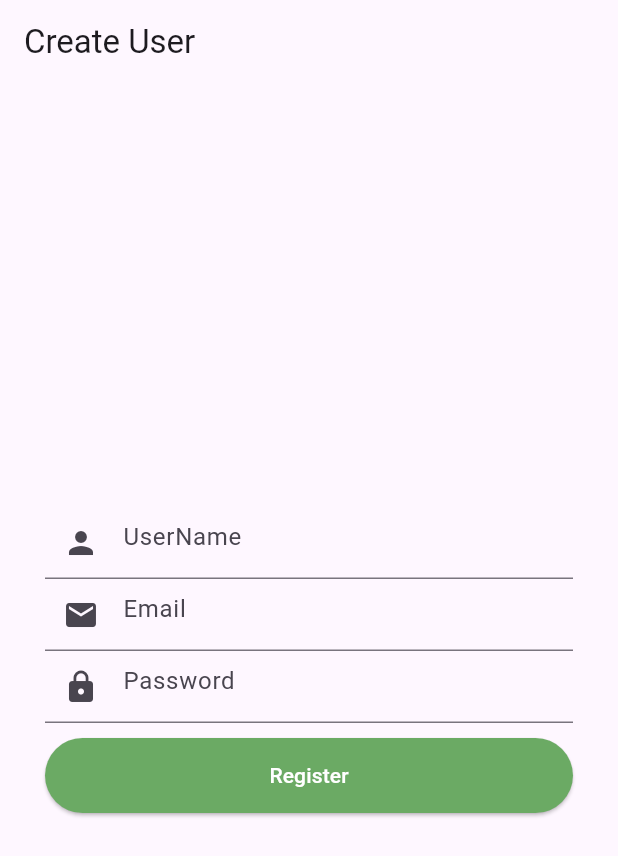
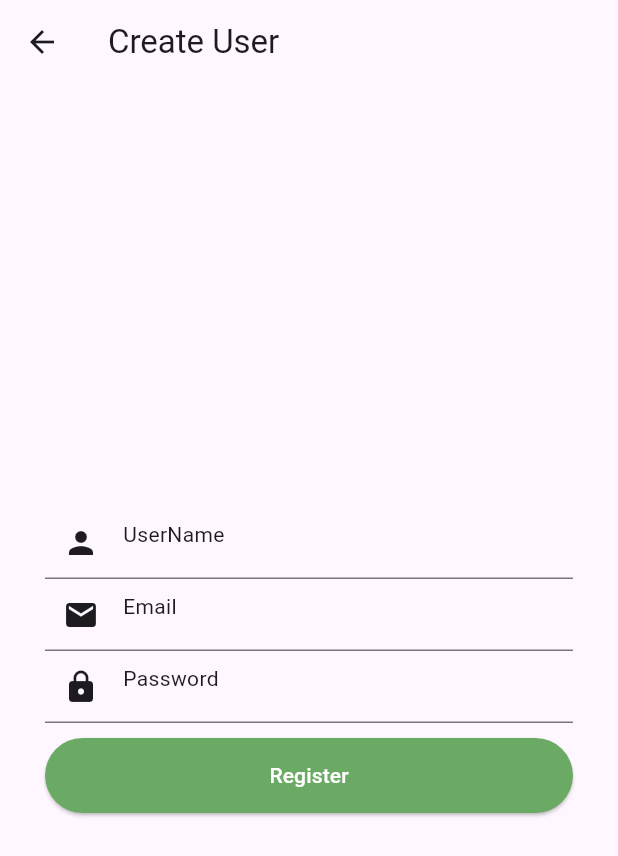
Before and after one commit to dchaitu/otp_boxes, a Flutter app: the screen it shows after launch, after a tap on "Login", after a tap on "Don't have an account? Create here", on a phone screen of 412 x 824 dp. Shown: the top 856 px of the screen. Run offline on Flutter 3.47's test engine with Material 3 defaults, Android fonts, the light colour scheme and no system bars; our stand-ins replace firebase_auth, firebase_core, flutter_riverpod, font_awesome_flutter, google_sign_in, shared_preferences; accounts and stored records are empty; network calls fail.

Commit message:
added theme to all screens

```diff
--- a/lib/screens/game_screen.dart
+++ b/lib/screens/game_screen.dart
@@ -2,8 +2,6 @@ import 'package:flutter/material.dart';
 import 'package:flutter_riverpod/flutter_riverpod.dart';
 import 'package:otp_boxes/game_logic.dart';
 import 'package:otp_boxes/provider/get_word_from_words_provider.dart';
-import 'package:otp_boxes/provider/theme_provider.dart';
-import 'package:otp_boxes/themes/themes.dart';
 import 'package:otp_boxes/utils/user_details_shared_pref.dart';
 import 'package:otp_boxes/widgets/keyboard_widget.dart';
 import 'package:otp_boxes/widgets/word_grid_widget.dart';
@@ -43,13 +41,8 @@ class _GameScreenState extends ConsumerState<GameScreen> {
 
   @override
   Widget build(BuildContext context) {
-    final isDarkTheme = ref.watch(themeProvider);
 
-    return MaterialApp(
-      debugShowCheckedModeBanner: false,
-      title: 'Flutter Wordle',
-      theme: isDarkTheme ? darkTheme : lightTheme,
-      home: Scaffold(
+    return Scaffold(
         appBar: AppBar(
           title: const Text("Wordle"),
           centerTitle: true,
@@ -73,7 +66,6 @@ class _GameScreenState extends ConsumerState<GameScreen> {
             );
           },
         ),
-      ),
     );
   }
 
--- a/lib/screens/register_screen.dart
+++ b/lib/screens/register_screen.dart
@@ -17,60 +17,71 @@ class _RegisterScreenState extends State<RegisterScreen> {
     TextEditingController emailController = TextEditingController();
     TextEditingController passwordController = TextEditingController();
 
-    return MaterialApp(
-      home: Scaffold(
+    return Scaffold(
       appBar: AppBar(title: const Text('Create User')),
-
       body: Padding(
         padding: const EdgeInsets.all(30),
         child: Column(
           mainAxisAlignment: MainAxisAlignment.center,
           children: [
             TextField(
-                decoration: const InputDecoration(
-                    hintText: "UserName", prefixIcon: Icon(Icons.person)),
+                decoration: InputDecoration(
+                    hintText: "UserName",
+                    hintStyle: TextStyle(
+                        color: Theme.of(context).textTheme.bodyMedium?.color),
+                    prefixIcon: Icon(Icons.person,
+                        color: Theme.of(context).textTheme.bodyMedium?.color)),
                 controller: userController,
-
-              ),
+                style: Theme.of(context).textTheme.bodyMedium),
             TextField(
-                decoration: const InputDecoration(
+                decoration: InputDecoration(
                     hintText: "Email",
-                  prefixIcon: Icon(Icons.email)
-                ),
+                    hintStyle: TextStyle(
+                        color: Theme.of(context).textTheme.bodyMedium?.color),
+                    prefixIcon: Icon(Icons.email,
+                        color: Theme.of(context).textTheme.bodyMedium?.color)),
                 controller: emailController,
-              ),
+                style: Theme.of(context).textTheme.bodyMedium),
             TextField(
-                decoration: const InputDecoration(
+                decoration: InputDecoration(
                   hintText: "Password",
-                  prefixIcon: Icon(Icons.lock),
+                  hintStyle: TextStyle(
+                      color: Theme.of(context).textTheme.bodyMedium?.color),
+                  prefixIcon: Icon(Icons.lock,
+                      color: Theme.of(context).textTheme.bodyMedium?.color),
                 ),
                 obscureText: true,
                 controller: passwordController,
-              ),
+                style: Theme.of(context).textTheme.bodyMedium),
             const SizedBox(height: 10),
-
             SizedBox(
               width: double.infinity,
               height: 50,
-                child: ElevatedButton(onPressed: (){
-                  ApiService(token: '').userSignup(
+              child: ElevatedButton(
+                  onPressed: () {
+                    ApiService(token: '')
+                        .userSignup(
                             userController.text.trim().toString(),
                             emailController.text.trim().toString(),
-                      passwordController.text.trim().toString()).then((value) {
+                            passwordController.text.trim().toString())
+                        .then((value) {
                       setState(() {
                         // login = value!;
-                      Navigator.push(context, MaterialPageRoute(builder: (context) => const LoginScreen()));
+                        Navigator.push(
+                            context,
+                            MaterialPageRoute(
+                                builder: (context) => const LoginScreen()));
                       });
                     }).onError((error, stackTrace) {
                       print("Error:- $error");
                     });
-
                   },
-                    style:ButtonStyle(backgroundColor:WidgetStateProperty.all(correctGreen)),
-                    child: const Text("Register",style: TextStyle(color: Colors.white))),
+                  style: ButtonStyle(
+                      backgroundColor: WidgetStateProperty.all(correctGreen)),
+                  child: const Text("Register",
+                      style: TextStyle(color: Colors.white))),
             )
           ],
-          ),
         ),
       ),
     );
--- a/lib/screens/username_screen.dart
+++ b/lib/screens/username_screen.dart
@@ -4,6 +4,7 @@ import 'package:http/http.dart' as http;
 import 'package:flutter_riverpod/flutter_riverpod.dart';
 import 'package:otp_boxes/constants/colors.dart';
 import 'package:otp_boxes/constants/variables.dart';
+import 'package:otp_boxes/provider/theme_provider.dart';
 import 'package:otp_boxes/utils/user_details_shared_pref.dart';
 import 'package:otp_boxes/widgets/keyboard_listener_widget.dart';
 
@@ -108,6 +109,7 @@ class _UsernameScreenState extends ConsumerState<UsernameScreen> {
 
   @override
   Widget build(BuildContext context) {
+    final isDarkTheme = ref.watch(themeProvider);
     return Scaffold(
       appBar: AppBar(
         title: const Text('Choose a Username'),
```
Lines whose indentation alone changed are shown as unchanged.
